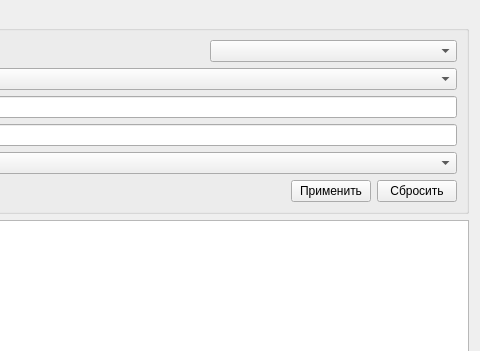
First picture: the form in Exchange/AriadnaDialog/Odli.ui, repository rusingineer/KPS-Samson, before the edit; both pictures show x 579 to 1059 and y 0 to 351 of the 1059 by 984 pixel window.
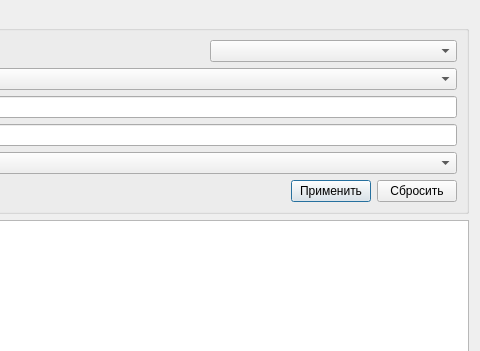
Second picture: the form after the edit. Custom widgets are drawn as their Qt base class.

```diff
--- a/Exchange/AriadnaDialog/Odli.ui
+++ b/Exchange/AriadnaDialog/Odli.ui
@@ -220,6 +220,9 @@
           <property name="text">
            <string>Применить</string>
           </property>
+          <property name="default">
+           <bool>true</bool>
+          </property>
          </widget>
         </item>
         <item row="0" column="2">
```
